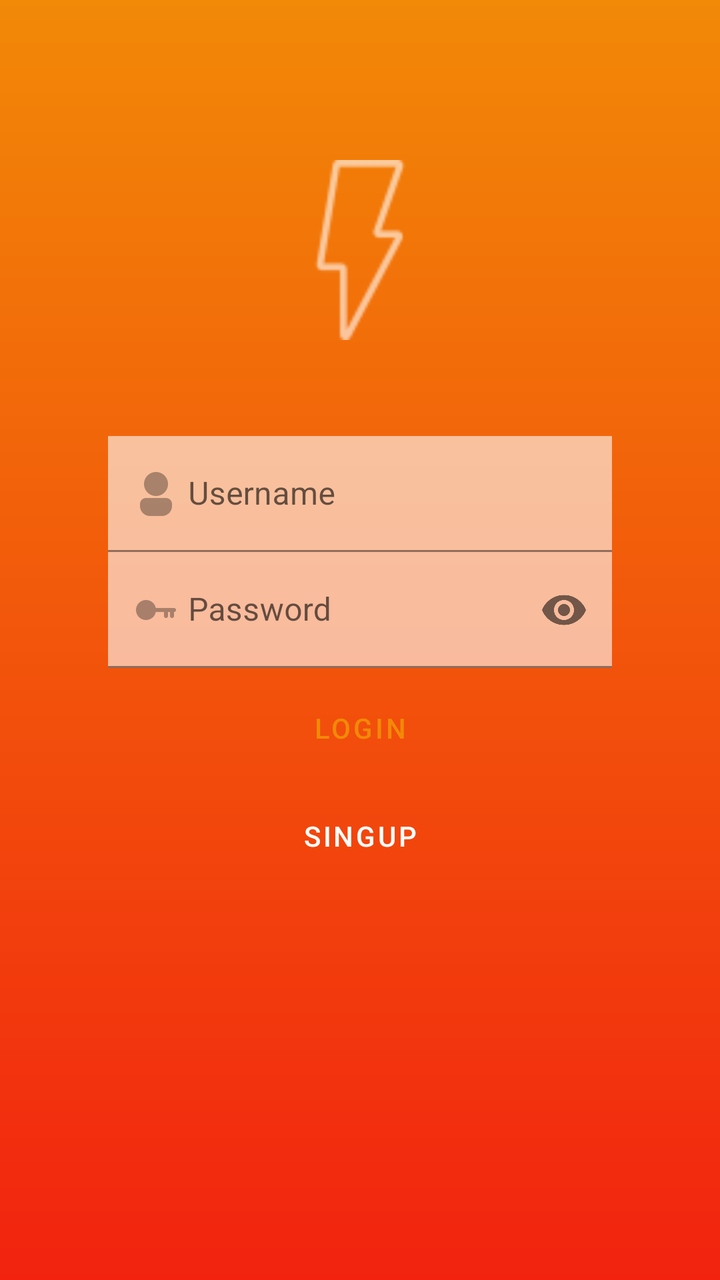
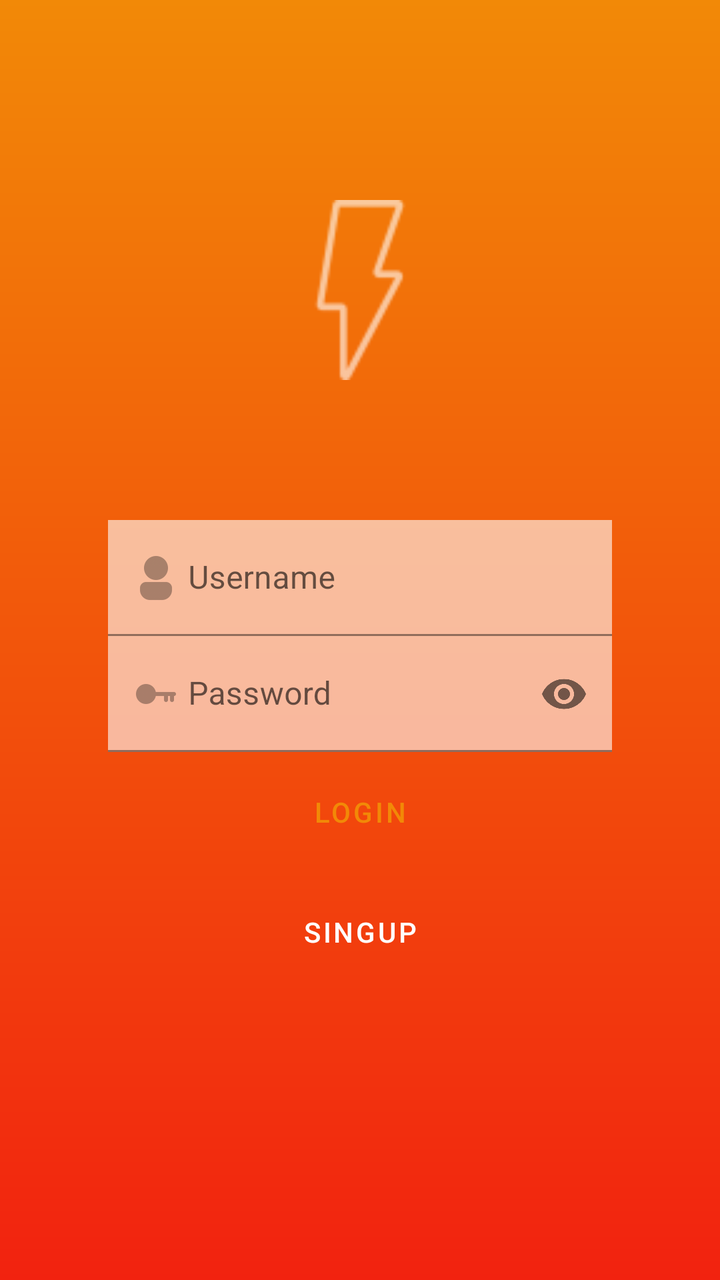

The first picture is an Android layout as it rendered before a commit; the second is the same layout after the commit. The layout source and the unified diff follow.
<!-- AndroidManifest.xml: application theme Theme.Nicestart.NoActionBar -->
<!-- res/layout/activity_login.xml -->
<?xml version="1.0" encoding="utf-8"?>
<androidx.constraintlayout.widget.ConstraintLayout xmlns:android="http://schemas.android.com/apk/res/android"
    xmlns:app="http://schemas.android.com/apk/res-auto"
    xmlns:tools="http://schemas.android.com/tools"
    android:id="@+id/main"
    android:layout_width="match_parent"
    android:layout_height="match_parent"
    android:background="@drawable/gradient"
    tools:context=".Login">

    <ImageView
        android:id="@+id/girl"
        android:layout_width="match_parent"
        android:layout_height="match_parent"
        android:scaleType="fitStart"
        app:layout_constraintStart_toStartOf="parent"
        app:layout_constraintTop_toTopOf="parent">
    </ImageView>

    <ImageView
        android:id="@+id/logo"
        android:layout_width="90dp"
        android:layout_height="90dp"
        android:layout_marginTop="80dp"
        android:src="@drawable/ic_thunder"
        app:tint="@color/white"
        app:layout_constraintEnd_toEndOf="parent"
        app:layout_constraintStart_toStartOf="parent"
        app:layout_constraintTop_toTopOf="parent">
    </ImageView>

    <com.google.android.material.textfield.TextInputLayout
        android:id="@+id/til1"
        android:layout_width="0dp"
        android:layout_height="wrap_content"
        android:layout_marginTop="48dp"
        app:layout_constraintEnd_toEndOf="@+id/guideline3"
        app:layout_constraintStart_toStartOf="@+id/guideline2"
        app:layout_constraintTop_toBottomOf="@+id/logo"
        app:startIconDrawable="@drawable/usericon">

        <EditText
            android:layout_width="match_parent"
            android:layout_height="wrap_content"
            android:alpha="0.6"
            android:background="@color/white"
            android:drawableStart="@drawable/usericon"
            android:hint="@string/username">
        </EditText>
    </com.google.android.material.textfield.TextInputLayout>

    <com.google.android.material.textfield.TextInputLayout
        android:id="@+id/til2"
        android:layout_width="0dp"
        android:layout_height="wrap_content"
        app:layout_constraintEnd_toEndOf="@id/guideline3"
        app:layout_constraintStart_toStartOf="@id/guideline2"
        app:layout_constraintTop_toBottomOf="@id/til1"
        app:passwordToggleEnabled="true"
        app:startIconDrawable="@drawable/keyicon">

        <EditText
            android:id="@+id/password"
            android:layout_width="match_parent"
            android:layout_height="wrap_content"
            android:alpha="0.6"
            android:background="@color/white"
            android:inputType="textPassword"
            android:hint="@string/password"
            android:drawableStart="@drawable/keyicon"
            app:passwordToggleEnabled="true"
            android:maxLines="1" />
    </com.google.android.material.textfield.TextInputLayout>

    <Button
        android:id="@+id/button"
        style="@style/Widget.MaterialComponents.Button"
        android:layout_width="0dp"
        android:layout_height="60dp"
        android:backgroundTint="@color/button_custom"
        android:onClick="openMain"
        android:text="@string/login"
        android:textAllCaps="true"
        android:textColor="@color/naranja"
        app:layout_constraintEnd_toEndOf="@id/guideline3"
        app:layout_constraintStart_toStartOf="@id/guideline2"
        app:layout_constraintTop_toBottomOf="@id/til2" />

    <Button
        android:id="@+id/buttoninverse"
        style="@style/buttonoutlined"
        android:onClick="openSingup"
        android:text="@string/singup"
        app:layout_constraintEnd_toEndOf="@+id/guideline3"
        app:layout_constraintStart_toStartOf="@id/guideline2"
        app:layout_constraintTop_toBottomOf="@+id/button"
        />

    <androidx.constraintlayout.widget.Guideline
        android:id="@+id/guideline2"
        android:layout_width="wrap_content"
        android:layout_height="wrap_content"
        android:orientation="vertical"
        app:layout_constraintGuide_percent="0.15" />

    <androidx.constraintlayout.widget.Guideline
        android:id="@+id/guideline3"
        android:layout_width="wrap_content"
        android:layout_height="wrap_content"
        android:orientation="vertical"
        app:layout_constraintGuide_percent="0.85" />
</androidx.constraintlayout.widget.ConstraintLayout>
<!-- resources referenced by this layout -->
<resources>
  <color name="naranja">#F28907</color>
  <color name="white">#FFFFFFFF</color>
  <!-- drawable gradient (drawable) -->
  <?xml version="1.0" encoding="utf-8"?>
  <shape xmlns:android="http://schemas.android.com/apk/res/android"
      android:shape="rectangle">
      <gradient
          android:angle="270"
          android:startColor="@color/naranja"
          android:endColor="@color/rojo">
  </gradient>
  
  </shape>
  <!-- drawable ic_thunder: png bitmap (drawable-hdpi, 736 bytes) -->
  <!-- drawable keyicon: png bitmap (drawable-hdpi, 350 bytes) -->
  <!-- drawable usericon: png bitmap (drawable-hdpi, 489 bytes) -->
  <string name="login">Login</string>
  <string name="password">Password</string>
  <string name="singup">Singup</string>
  <string name="username">Username</string>
  <style name="buttonoutlined" parent="Widget.MaterialComponents.Button.OutlinedButton">
          <item name="android:layout_width">0dp</item>
          <item name="android:layout_height">wrap_content</item>
          <item name="android:textColor">@android:color/white</item>
          <item name="cornerRadius">8dp</item>
          <item name="strokeColor">@android:color/white</item>
          <item name="strokeWidth">1dp</item>
      </style>
  <style name="Theme.Nicestart.NoActionBar" parent="Theme.MaterialComponents.DayNight.NoActionBar">
  
      </style>
  <color name="rojo">#F2220F</color>
</resources>

<!-- the commit's change to res/layout/activity_login.xml (unified diff, before → after) -->
@@ -21,7 +21,7 @@
         android:id="@+id/logo"
         android:layout_width="90dp"
         android:layout_height="90dp"
-        android:layout_marginTop="80dp"
+        android:layout_marginTop="100dp"
         android:src="@drawable/ic_thunder"
         app:tint="@color/white"
         app:layout_constraintEnd_toEndOf="parent"
@@ -33,7 +33,7 @@
         android:id="@+id/til1"
         android:layout_width="0dp"
         android:layout_height="wrap_content"
-        android:layout_marginTop="48dp"
+        android:layout_marginTop="70dp"
         app:layout_constraintEnd_toEndOf="@+id/guideline3"
         app:layout_constraintStart_toStartOf="@+id/guideline2"
         app:layout_constraintTop_toBottomOf="@+id/logo"
@@ -89,6 +89,7 @@
     <Button
         android:id="@+id/buttoninverse"
         style="@style/buttonoutlined"
+        android:layout_height="60dp"
         android:onClick="openSingup"
         android:text="@string/singup"
         app:layout_constraintEnd_toEndOf="@+id/guideline3"
